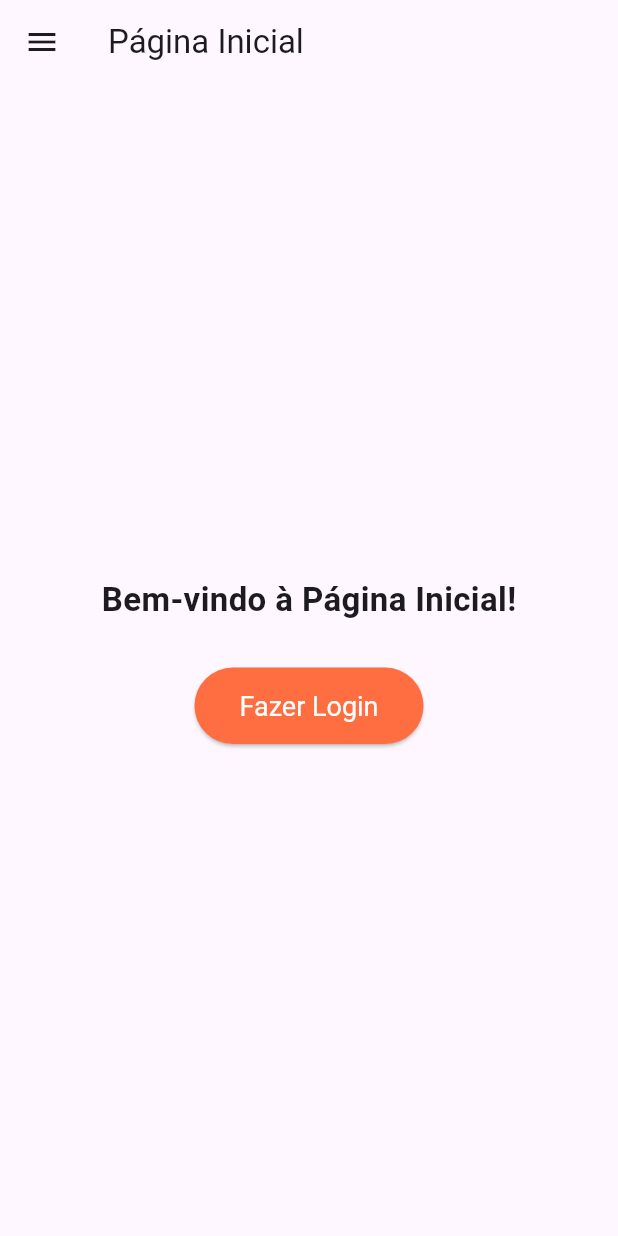
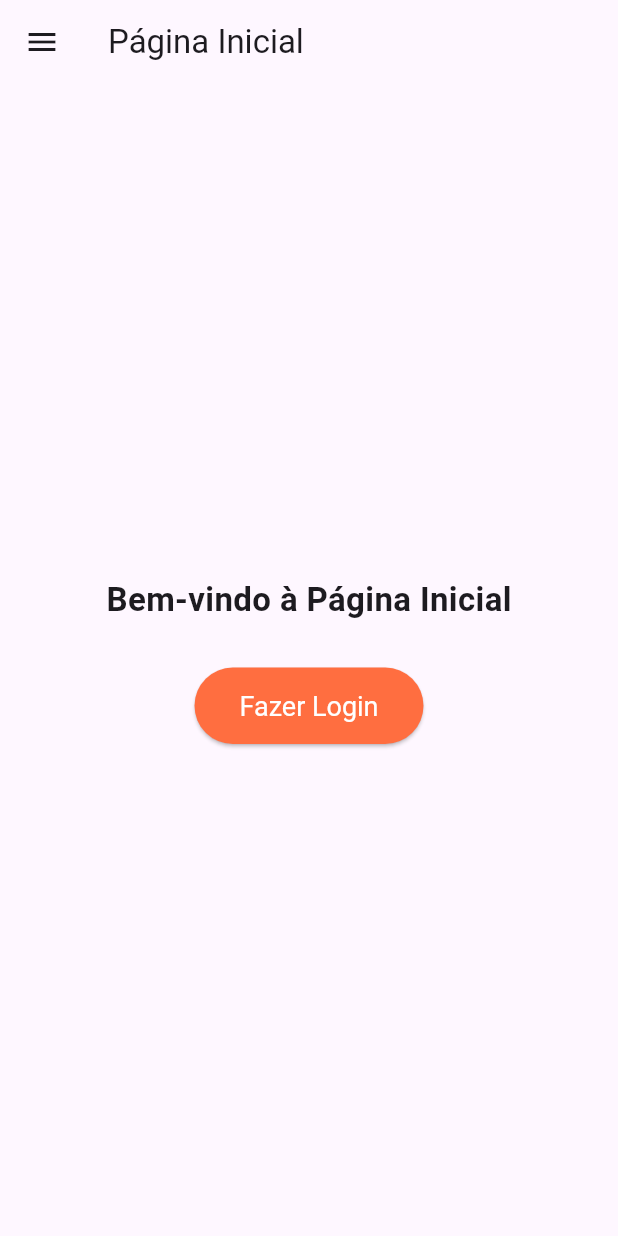
Before and after one commit to paozinho6254/projetoFlutterLogin, a Flutter app: the screen it shows after launch, on a phone screen of 412 x 824 dp. Run offline on Flutter 3.47's test engine with Material 3 defaults, Android fonts, the light colour scheme and no system bars.

Commit message:
Commit incial

```diff
--- a/lib/main.dart
+++ b/lib/main.dart
@@ -82,7 +82,7 @@ class HomeScreen extends StatelessWidget {
           mainAxisAlignment: MainAxisAlignment.center,
           children: [
             const Text(
-              'Bem-vindo à Página Inicial!',
+              'Bem-vindo à Página Inicial',
               style: TextStyle(fontSize: 22, fontWeight: FontWeight.bold),
             ),
             const SizedBox(height: 30),
```
